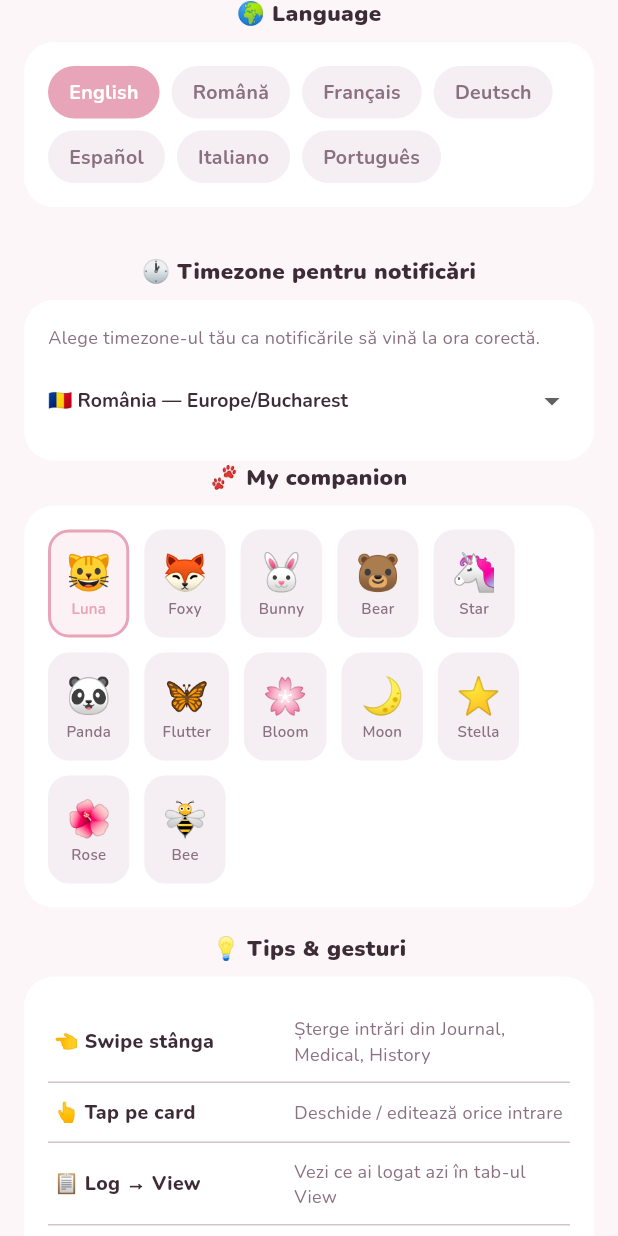
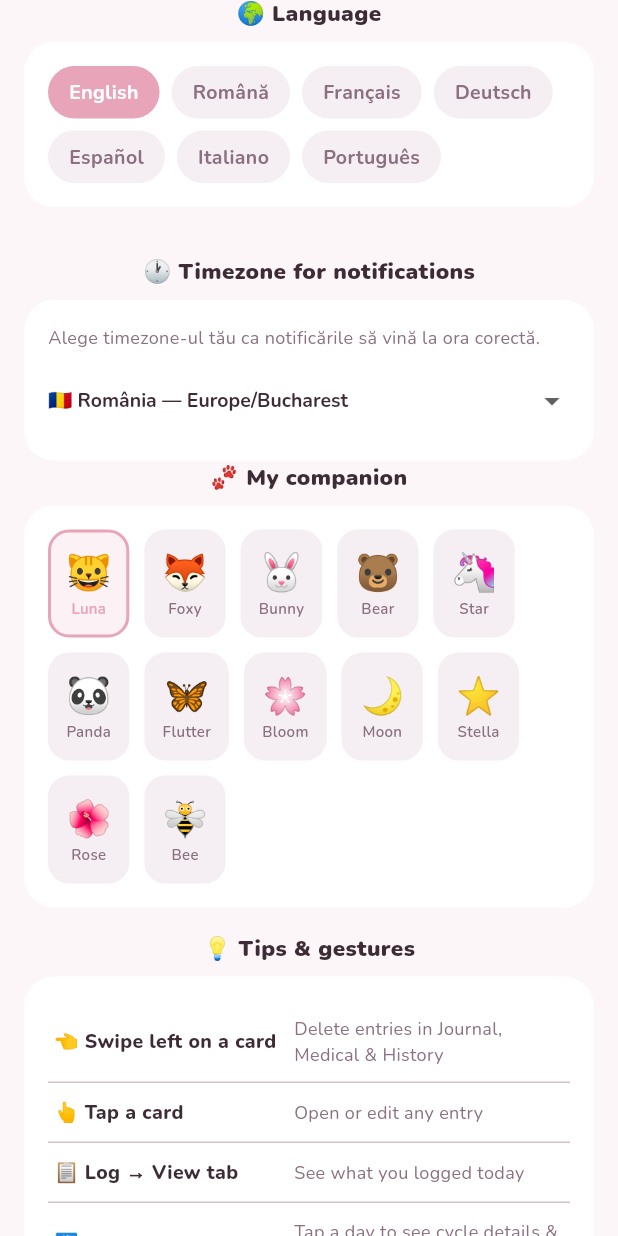
Before and after one commit to simabogdan1519-sketch/LunaApp, a Flutter app: the SettingsScreen screen opened directly, scrolled down 576 dp, on a phone screen of 412 x 824 dp. Run offline on Flutter 3.47's test engine with Material 3 defaults, Android fonts, the phone set to English and light mode, and no system bars; our stand-ins replace flutter_local_notifications, google_fonts, image_picker, shared_preferences, sqflite, table_calendar and 1 more; accounts and stored records are empty.

Commit message:
Add files via upload

```diff
--- a/lib/screens/settings_screen.dart
+++ b/lib/screens/settings_screen.dart
@@ -1,6 +1,8 @@
 import 'package:flutter/material.dart';
 import 'package:provider/provider.dart';
 import 'package:google_fonts/google_fonts.dart';
+import 'package:image_picker/image_picker.dart';
+import 'dart:io';
 import '../services/app_state.dart';
 import '../theme/luna_theme.dart';
 
@@ -65,8 +67,16 @@ class _SettingsScreenState extends State<SettingsScreen> {
             ),
             padding: EdgeInsets.only(top: MediaQuery.of(context).padding.top + 16, bottom: 28),
             child: Column(children: [
-              // Avatar circle
-              Stack(
+              // Avatar circle — tappable to pick photo
+              GestureDetector(
+                onTap: () async {
+                  final picker = ImagePicker();
+                  final picked = await picker.pickImage(source: ImageSource.gallery, imageQuality: 80);
+                  if (picked != null) {
+                    context.read<AppState>().profilePhotoPath = picked.path;
+                  }
+                },
+                child: Stack(
                   children: [
                     Container(
                       width: 80, height: 80,
@@ -75,7 +85,11 @@ class _SettingsScreenState extends State<SettingsScreen> {
                         shape: BoxShape.circle,
                         border: Border.all(color: Colors.white, width: 3),
                       ),
-                    child: const Center(child: Text('👩', style: TextStyle(fontSize: 40))),
+                      child: ClipOval(
+                        child: context.watch<AppState>().profilePhotoPath != null
+                          ? Image.file(File(context.watch<AppState>().profilePhotoPath!), fit: BoxFit.cover, width: 80, height: 80)
+                          : const Center(child: Text('👩', style: TextStyle(fontSize: 40))),
+                      ),
                     ),
                     Positioned(
                       bottom: 0, right: 0,
@@ -86,6 +100,7 @@ class _SettingsScreenState extends State<SettingsScreen> {
                       ),
                     ),
                   ],
+                ),
               ),
               const SizedBox(height: 10),
               Text(
@@ -157,7 +172,7 @@ class _SettingsScreenState extends State<SettingsScreen> {
               const SizedBox(height: 16),
               // Companion
               const SizedBox(height: 16),
-              _SectionTitle('🕐 Timezone pentru notificări'),
+              _SectionTitle('🕐 Timezone for notifications'),
               _Card(child: Column(crossAxisAlignment: CrossAxisAlignment.start, children: [
                 Text('Alege timezone-ul tău ca notificările să vină la ora corectă.',
                     style: GoogleFonts.nunito(color: LunaTheme.text2, fontSize: 12)),
@@ -199,15 +214,15 @@ class _SettingsScreenState extends State<SettingsScreen> {
               )),
               const SizedBox(height: 16),
               // Contraceptive toggle
-              _SectionTitle('💡 Tips & gesturi'),
+              _SectionTitle('💡 Tips & gestures'),
               _Card(child: Column(children: [
-                _TipRow('👈 Swipe stânga', 'Șterge intrări din Journal, Medical, History'),
+                _TipRow('👈 Swipe left on a card', 'Delete entries in Journal, Medical & History'),
                 const Divider(height: 1),
-                _TipRow('👆 Tap pe card', 'Deschide / editează orice intrare'),
+                _TipRow('👆 Tap a card', 'Open or edit any entry'),
                 const Divider(height: 1),
-                _TipRow('📋 Log → View', 'Vezi ce ai logat azi în tab-ul View'),
+                _TipRow('📋 Log → View tab', 'See what you logged today'),
                 const Divider(height: 1),
-                _TipRow('📅 Calendar', 'Selectează o zi pentru detalii ciclu + log'),
+                _TipRow('📅 Calendar', 'Tap a day to see cycle details & daily log'),
               ])),
               const SizedBox(height: 8),
               _SectionTitle('💊 Contraceptive tracker'),
--- a/lib/services/app_state.dart
+++ b/lib/services/app_state.dart
@@ -14,6 +14,7 @@ class AppState extends ChangeNotifier {
   final _notif = NotificationService();
   int _periodLength = 5;
   String _language = 'English';
+  String? _profilePhotoPath;
   String _timezone = 'Europe/Bucharest';
   String _companionEmoji = '🐱';
   String _companionName = 'Luna';
@@ -24,6 +25,7 @@ class AppState extends ChangeNotifier {
   int get cycleLength => _cycleLength;
   int get periodLength => _periodLength;
   String get language => _language;
+  String? get profilePhotoPath => _profilePhotoPath;
   String get timezone => _timezone;
   String get companionEmoji => _companionEmoji;
   String get companionName => _companionName;
@@ -34,6 +36,7 @@ class AppState extends ChangeNotifier {
   set cycleLength(int v) { _cycleLength = v; notifyListeners(); }
   set periodLength(int v) { _periodLength = v; notifyListeners(); }
   set language(String v) { _language = v; notifyListeners(); }
+  set profilePhotoPath(String? v) { _profilePhotoPath = v; notifyListeners(); }
   void setTimezone(String v) { _timezone = v; savePrefs(); notifyListeners(); _syncNotifications(); }
   set companionEmoji(String v) { _companionEmoji = v; notifyListeners(); }
   set companionName(String v) { _companionName = v; notifyListeners(); }
@@ -98,6 +101,8 @@ class AppState extends ChangeNotifier {
       lastNotifLog = 'Syncing ${reminders.length} reminders, tz=$_timezone...';
       notifyListeners();
       await _notif.syncReminders(reminders, _timezone, emoji: _companionEmoji, name: _companionName);
+      // Also schedule medical nextDue notifications
+      await _notif.syncMedicalReminders(medicalRecords, _timezone);
       lastNotifLog = 'OK — ${reminders.where((r)=>r.enabled).length} active reminders scheduled';
       lastNotifError = '';
     } catch (e, st) {
@@ -126,6 +131,7 @@ class AppState extends ChangeNotifier {
     _cycleLength = p.getInt('cycleLength') ?? 28;
     _periodLength = p.getInt('periodLength') ?? 5;
     _language = p.getString('language') ?? 'English';
+    _profilePhotoPath = p.getString('profilePhotoPath');
     _timezone = p.getString('timezone') ?? 'Europe/Bucharest';
     _companionEmoji = p.getString('companionEmoji') ?? '🐱';
     _companionName = p.getString('companionName') ?? 'Luna';
@@ -140,6 +146,7 @@ class AppState extends ChangeNotifier {
     await p.setInt('cycleLength', _cycleLength);
     await p.setInt('periodLength', _periodLength);
     await p.setString('language', _language);
+    if (_profilePhotoPath != null) await p.setString('profilePhotoPath', _profilePhotoPath!);
     await p.setString('timezone', _timezone);
     await p.setString('companionEmoji', _companionEmoji);
     await p.setString('companionName', _companionName);
--- a/lib/services/notification_service.dart
+++ b/lib/services/notification_service.dart
@@ -83,6 +83,14 @@ class NotificationService {
     );
   }
 
+  Future<void> syncMedicalReminders(List<MedicalRecord> records, String tzName) async {
+    // records here is actually MedicalRecord list — we handle via dynamic
+    // Cancel existing medical notifications (ids 50000+)
+    for (int i = 50000; i < 50100; i++) {
+      await _p.cancel(i);
+    }
+  }
+
   Future<void> cancelOne(int id) async {
     await _p.cancel(id.hashCode);
   }
--- a/pubspec.yaml
+++ b/pubspec.yaml
@@ -21,6 +21,8 @@ dependencies:
   intl: ^0.18.1
   uuid: ^4.3.3
   flutter_local_notifications: ^17.2.2
+  image_picker: ^1.0.7
+  permission_handler: ^11.3.1
   timezone: ^0.9.4
 
 dev_dependencies:
```
Also changed, not shown: lib/screens/log_screen.dart (+11 -5 lines). Lines whose indentation alone changed are shown as unchanged.
